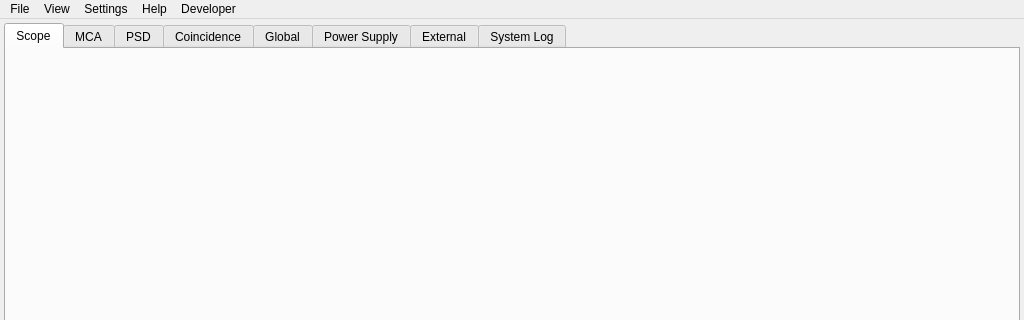
The window that forms/main_window.ui (nucliflare/nlab-digitizer-community) describes before a commit, drawn with Qt 5; both pictures show x 0 to 1024 and y 0 to 320 of the 1024 by 768 pixel window.
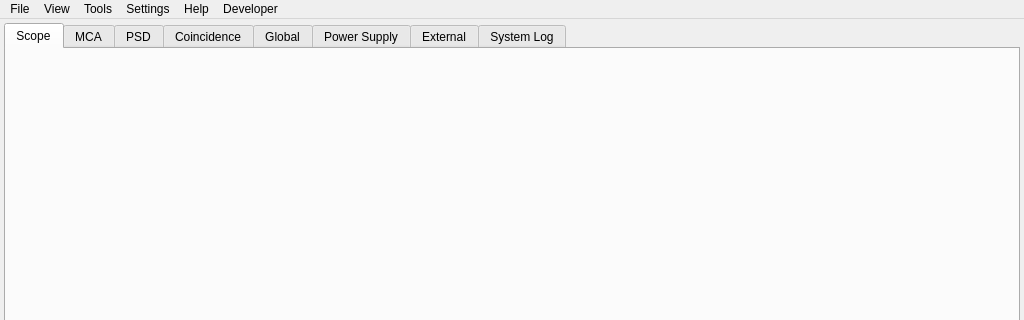
The same window after the commit. Custom widgets are drawn as their Qt base class.

```diff
--- a/forms/main_window.ui
+++ b/forms/main_window.ui
@@ -167,8 +167,13 @@
     <addaction name="separator"/>
     <addaction name="actionDmaSaveFolder"/>
    </widget>
+   <widget class="QMenu" name="menuTools">
+    <property name="title"><string>Tools</string></property>
+    <addaction name="actionEnergyCalibration"/>
+   </widget>
    <addaction name="menuFile"/>
    <addaction name="menuView"/>
+   <addaction name="menuTools"/>
    <addaction name="menuSettings"/>
    <addaction name="menuHelp"/>
    <addaction name="menuDeveloper"/>
```
Left out of the diff: 3 changed lines with no effect on the pictures.
